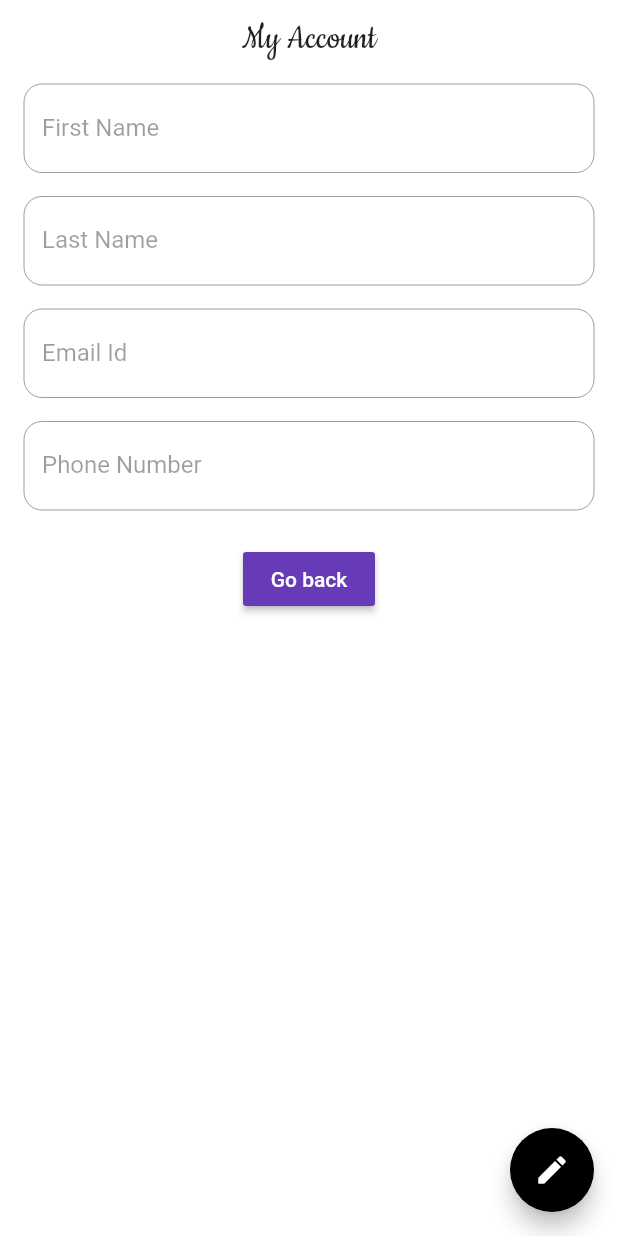
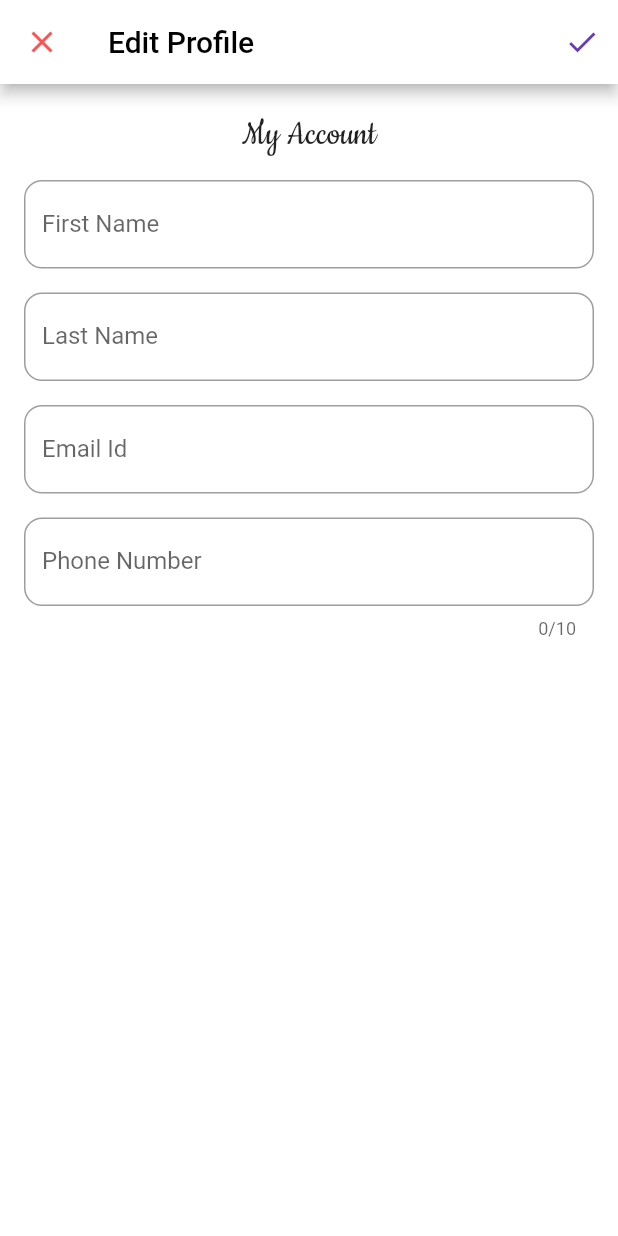
Before and after one commit to roohaani786/Yammerly, a Flutter app: the ProfilePage screen opened directly, on a phone screen of 412 x 824 dp. Run offline on Flutter 3.47's test engine with Material 2 defaults, Android fonts, the phone set to English and light mode, and no system bars; our stand-ins replace camera, cloud_firestore, firebase_auth, firebase_storage, flutter_svg, font_awesome_flutter and 4 more; missing offline and left inert: catcher, esys_flutter_share, flutter_facebook_login, flutter_twitter_login, responsive_layout_builder; accounts and stored records are empty.

```diff
--- a/lib/camera/preview_screen.dart
+++ b/lib/camera/preview_screen.dart
@@ -1,4 +1,3 @@
-
 import 'dart:io';
 import 'dart:typed_data';
 import 'package:cloud_firestore/cloud_firestore.dart';
--- a/lib/ui/ProfileEdit.dart
+++ b/lib/ui/ProfileEdit.dart
@@ -18,7 +18,7 @@ class ProfilePage extends StatefulWidget {
 class _ProfilePageState extends State<ProfilePage> {
 
   bool isLoading = true;
-  bool isEditable = false;
+  bool isEditable = true;
   String loadingMessage = "Loading Profile Data";
   TextEditingController firstNameController,
       lastNameController,
@@ -67,7 +67,7 @@ class _ProfilePageState extends State<ProfilePage> {
       emailController.text = docSnap.data["email"];
       setState(() {
         isLoading = false;
-        isEditable = false;
+        isEditable = true;
       });
     } on PlatformException catch (e) {
       print("PlatformException in fetching user profile. E  = " + e.message);
@@ -77,6 +77,92 @@ class _ProfilePageState extends State<ProfilePage> {
   @override
   Widget build(BuildContext context) {
     return Scaffold(
+      appBar: AppBar(
+        backgroundColor: Colors.white,
+        title: Text("Edit Profile"),
+        leading: IconButton(
+          onPressed: (){
+            Navigator.pop(context);
+          },
+          icon: Icon(Icons.close,
+          color: Colors.redAccent,),
+        ),
+        actions: [
+          IconButton(
+          onPressed: () async {
+    if (!isEditable)
+    setState(() => isEditable = true);
+    else {
+    bool isChanged = false;
+    if (docSnap.data["fname"].toString().trim() !=
+    firstNameController.text.trim()) {
+    print("First Name Changed");
+    isChanged = true;
+    } else if (docSnap.data["surname"].toString().trim() !=
+    lastNameController.text.trim()) {
+    print("Last Name Changed");
+    isChanged = true;
+    } else if (docSnap.data["email"].toString().trim() !=
+    emailController.text.trim()) {
+    print("Email Changed");
+    isChanged = true;
+    } else if (docSnap.data["phonenumber"].toString().trim() !=
+    phoneNumberController.text.trim()) {
+    print("Phone Number Changed");
+    isChanged = true;
+    }
+
+    if (isChanged) {
+    String snackbarContent = "";
+    setState(() => isLoading = true);
+    try {
+    Map<String, dynamic> data = {};
+    data["fname"] = firstNameController.text.trim();
+    data["surname"] = lastNameController.text.trim();
+    data["phonenumber"] = phoneNumberController.text.trim();
+    data["email"] = emailController.text.trim();
+    Firestore.instance
+        .collection("users")
+        .document(currUser.uid)
+        .setData(data, merge: true);
+    snackbarContent = "Profile Updated";
+    try {
+    await currUser.updateEmail(data["email"]);
+    snackbarContent =
+    snackbarContent + ". Login Email Also Updated";
+    } on PlatformException catch (e) {
+    print(
+    "AUTHEXCEPTION. FAILED TO CHANGE FIREBASE AUTH EMAIL. E = " +
+    e.message.toString());
+    snackbarContent = snackbarContent +
+    ". Login Email Not Changed (As Not Recently Logged In)";
+    } catch (e) {
+    print("ERROR. FAILED TO CHANGE FIREBASE AUTH EMAIL. E = " +
+    e.toString());
+    snackbarContent = snackbarContent +
+    ". Login Email Not Changed (As Not Recently Logged In)";
+    }
+    fetchProfileData();
+    } on PlatformException catch (e) {
+    print("PlatformException in fetching user profile. E  = " +
+    e.message);
+    snackbarContent = "Failed To Update Profile";
+    }
+    _scaffoldKey.currentState.showSnackBar(SnackBar(
+    content: Text(snackbarContent),
+    duration: Duration(milliseconds: 3000),
+    behavior: SnackBarBehavior.floating,
+    ));
+    } else {
+    setState(() => isEditable = false);
+    }
+    }
+    }
+            ,icon: Icon(Icons.done,
+            color: Colors.deepPurple,),
+          ),
+        ],
+      ),
       key: _scaffoldKey,
       backgroundColor: Colors.white,
 //      appBar: AppBar(
@@ -99,11 +185,14 @@ class _ProfilePageState extends State<ProfilePage> {
                   SizedBox(
                     height: 8,
                   ),
-                  Text(loadingMessage)
+                  Text(loadingMessage,
+                  style: TextStyle(
+                    color: Colors.deepPurple,
+                  ),)
                 ],
               ))
             : SingleChildScrollView(
-                padding: EdgeInsets.symmetric(horizontal: 4),
+                padding: EdgeInsets.symmetric(horizontal: 4,vertical: 8),
                 child: Column(
                   children: [
                     Text(
@@ -169,93 +258,84 @@ class _ProfilePageState extends State<ProfilePage> {
                               borderSide:
                                   BorderSide(color: Colors.black, width: 1))),
                     ),
-                    RaisedButton(
-                      color: Colors.deepPurple,
-                      onPressed: () {
-                        Navigator.pop(context);
-                      },
-                      child: Text(
-                        "Go back",
-                        style: TextStyle(color: Colors.white),
-                      ),
-                    )
+//
                   ],
                 ),
               ),
       ),
-      floatingActionButton: FloatingActionButton(
-          child:
-              Icon(isEditable ? Icons.check : Icons.edit, color: Colors.white),
-          backgroundColor: Colors.black,
-          onPressed: () async {
-            if (!isEditable)
-              setState(() => isEditable = true);
-            else {
-              bool isChanged = false;
-              if (docSnap.data["fname"].toString().trim() !=
-                  firstNameController.text.trim()) {
-                print("First Name Changed");
-                isChanged = true;
-              } else if (docSnap.data["surname"].toString().trim() !=
-                  lastNameController.text.trim()) {
-                print("Last Name Changed");
-                isChanged = true;
-              } else if (docSnap.data["email"].toString().trim() !=
-                  emailController.text.trim()) {
-                print("Email Changed");
-                isChanged = true;
-              } else if (docSnap.data["phonenumber"].toString().trim() !=
-                  phoneNumberController.text.trim()) {
-                print("Phone Number Changed");
-                isChanged = true;
-              }
-
-              if (isChanged) {
-                String snackbarContent = "";
-                setState(() => isLoading = true);
-                try {
-                  Map<String, dynamic> data = {};
-                  data["fname"] = firstNameController.text.trim();
-                  data["surname"] = lastNameController.text.trim();
-                  data["phonenumber"] = phoneNumberController.text.trim();
-                  data["email"] = emailController.text.trim();
-                  Firestore.instance
-                      .collection("users")
-                      .document(currUser.uid)
-                      .setData(data, merge: true);
-                  snackbarContent = "Profile Updated";
-                  try {
-                    await currUser.updateEmail(data["email"]);
-                    snackbarContent =
-                        snackbarContent + ". Login Email Also Updated";
-                  } on PlatformException catch (e) {
-                    print(
-                        "AUTHEXCEPTION. FAILED TO CHANGE FIREBASE AUTH EMAIL. E = " +
-                            e.message.toString());
-                    snackbarContent = snackbarContent +
-                        ". Login Email Not Changed (As Not Recently Logged In)";
-                  } catch (e) {
-                    print("ERROR. FAILED TO CHANGE FIREBASE AUTH EMAIL. E = " +
-                        e.toString());
-                    snackbarContent = snackbarContent +
-                        ". Login Email Not Changed (As Not Recently Logged In)";
-                  }
-                  fetchProfileData();
-                } on PlatformException catch (e) {
-                  print("PlatformException in fetching user profile. E  = " +
-                      e.message);
-                  snackbarContent = "Failed To Update Profile";
-                }
-                _scaffoldKey.currentState.showSnackBar(SnackBar(
-                  content: Text(snackbarContent),
-                  duration: Duration(milliseconds: 3000),
-                  behavior: SnackBarBehavior.floating,
-                ));
-              } else {
-                setState(() => isEditable = false);
-              }
-            }
-          }),
+//      floatingActionButton: FloatingActionButton(
+//          child:
+//              Icon(isEditable ? Icons.check : Icons.edit, color: Colors.white),
+//          backgroundColor: Colors.black,
+//          onPressed: () async {
+//            if (!isEditable)
+//              setState(() => isEditable = true);
+//            else {
+//              bool isChanged = false;
+//              if (docSnap.data["fname"].toString().trim() !=
+//                  firstNameController.text.trim()) {
+//                print("First Name Changed");
+//                isChanged = true;
+//              } else if (docSnap.data["surname"].toString().trim() !=
+//                  lastNameController.text.trim()) {
+//                print("Last Name Changed");
+//                isChanged = true;
+//              } else if (docSnap.data["email"].toString().trim() !=
+//                  emailController.text.trim()) {
+//                print("Email Changed");
+//                isChanged = true;
+//              } else if (docSnap.data["phonenumber"].toString().trim() !=
+//                  phoneNumberController.text.trim()) {
+//                print("Phone Number Changed");
+//                isChanged = true;
+//              }
+//
+//              if (isChanged) {
+//                String snackbarContent = "";
+//                setState(() => isLoading = true);
+//                try {
+//                  Map<String, dynamic> data = {};
+//                  data["fname"] = firstNameController.text.trim();
+//                  data["surname"] = lastNameController.text.trim();
+//                  data["phonenumber"] = phoneNumberController.text.trim();
+//                  data["email"] = emailController.text.trim();
+//                  Firestore.instance
+//                      .collection("users")
+//                      .document(currUser.uid)
+//                      .setData(data, merge: true);
+//                  snackbarContent = "Profile Updated";
+//                  try {
+//                    await currUser.updateEmail(data["email"]);
+//                    snackbarContent =
+//                        snackbarContent + ". Login Email Also Updated";
+//                  } on PlatformException catch (e) {
+//                    print(
+//                        "AUTHEXCEPTION. FAILED TO CHANGE FIREBASE AUTH EMAIL. E = " +
+//                            e.message.toString());
+//                    snackbarContent = snackbarContent +
+//                        ". Login Email Not Changed (As Not Recently Logged In)";
+//                  } catch (e) {
+//                    print("ERROR. FAILED TO CHANGE FIREBASE AUTH EMAIL. E = " +
+//                        e.toString());
+//                    snackbarContent = snackbarContent +
+//                        ". Login Email Not Changed (As Not Recently Logged In)";
+//                  }
+//                  fetchProfileData();
+//                } on PlatformException catch (e) {
+//                  print("PlatformException in fetching user profile. E  = " +
+//                      e.message);
+//                  snackbarContent = "Failed To Update Profile";
+//                }
+//                _scaffoldKey.currentState.showSnackBar(SnackBar(
+//                  content: Text(snackbarContent),
+//                  duration: Duration(milliseconds: 3000),
+//                  behavior: SnackBarBehavior.floating,
+//                ));
+//              } else {
+//                setState(() => isEditable = false);
+//              }
+//            }
+//          }),
     );
   }
 }
```
